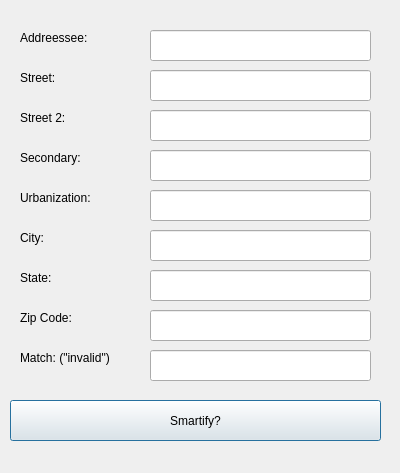
Old version of the form smarty/smarty_dialog_base.ui in the repository smarty/qgis-plugin.
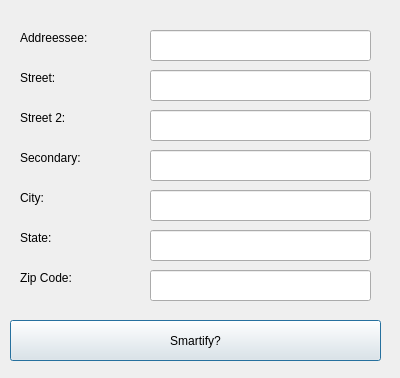
New version of the form.

Commit message: Added Layer functionality & lat/long dot positioning

```diff
--- a/smarty/smarty_dialog_base.ui
+++ b/smarty/smarty_dialog_base.ui
@@ -7,7 +7,7 @@
     <x>0</x>
     <y>0</y>
     <width>400</width>
-    <height>473</height>
+    <height>378</height>
    </rect>
   </property>
   <property name="windowTitle">
@@ -17,7 +17,7 @@
    <property name="geometry">
     <rect>
      <x>10</x>
-     <y>400</y>
+     <y>320</y>
      <width>371</width>
      <height>41</height>
     </rect>
@@ -78,24 +78,11 @@
     <string>Secondary:</string>
    </property>
   </widget>
-  <widget class="QLabel" name="label_5">
-   <property name="geometry">
-    <rect>
-     <x>20</x>
-     <y>190</y>
-     <width>101</width>
-     <height>16</height>
-    </rect>
-   </property>
-   <property name="text">
-    <string>Urbanization:</string>
-   </property>
-  </widget>
   <widget class="QLabel" name="label_6">
    <property name="geometry">
     <rect>
      <x>20</x>
-     <y>230</y>
+     <y>190</y>
      <width>101</width>
      <height>16</height>
     </rect>
@@ -108,7 +95,7 @@
    <property name="geometry">
     <rect>
      <x>20</x>
-     <y>270</y>
+     <y>230</y>
      <width>101</width>
      <height>16</height>
     </rect>
@@ -121,7 +108,7 @@
    <property name="geometry">
     <rect>
      <x>20</x>
-     <y>310</y>
+     <y>270</y>
      <width>101</width>
      <height>16</height>
     </rect>
@@ -130,24 +117,11 @@
     <string>Zip Code:</string>
    </property>
   </widget>
-  <widget class="QLabel" name="label_10">
-   <property name="geometry">
-    <rect>
-     <x>20</x>
-     <y>350</y>
-     <width>111</width>
-     <height>16</height>
-    </rect>
-   </property>
-   <property name="text">
-    <string>Match: (&quot;invalid&quot;)</string>
-   </property>
-  </widget>
   <widget class="QLineEdit" name="city">
    <property name="geometry">
     <rect>
      <x>150</x>
-     <y>230</y>
+     <y>190</y>
      <width>221</width>
      <height>31</height>
     </rect>
@@ -157,7 +131,7 @@
    <property name="geometry">
     <rect>
      <x>150</x>
-     <y>270</y>
+     <y>230</y>
      <width>221</width>
      <height>31</height>
     </rect>
@@ -167,17 +141,7 @@
    <property name="geometry">
     <rect>
      <x>150</x>
-     <y>310</y>
-     <width>221</width>
-     <height>31</height>
-    </rect>
-   </property>
-  </widget>
-  <widget class="QLineEdit" name="match">
-   <property name="geometry">
-    <rect>
-     <x>150</x>
-     <y>350</y>
+     <y>270</y>
      <width>221</width>
      <height>31</height>
     </rect>
@@ -223,16 +187,6 @@
     </rect>
    </property>
   </widget>
-  <widget class="QLineEdit" name="urbanization">
-   <property name="geometry">
-    <rect>
-     <x>150</x>
-     <y>190</y>
-     <width>221</width>
-     <height>31</height>
-    </rect>
-   </property>
-  </widget>
  </widget>
  <resources/>
  <connections/>
```
The commit also changes 2 other files.
